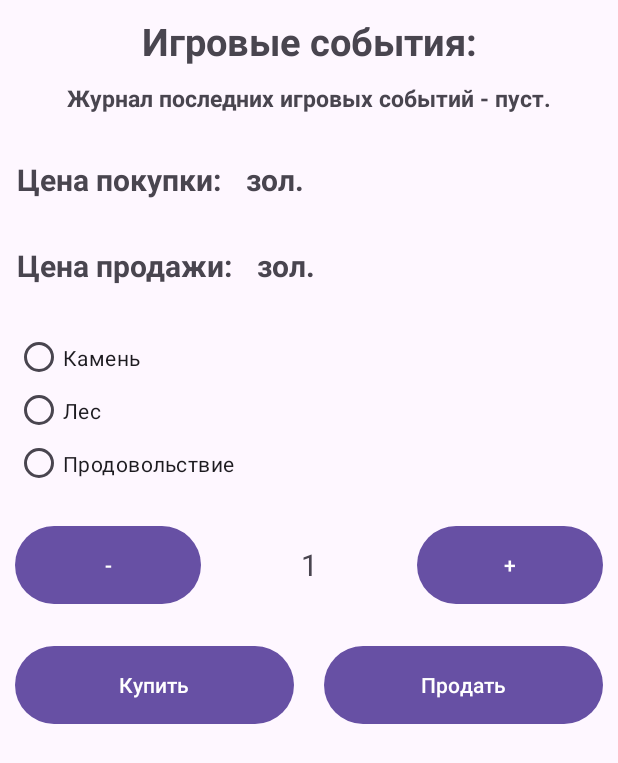
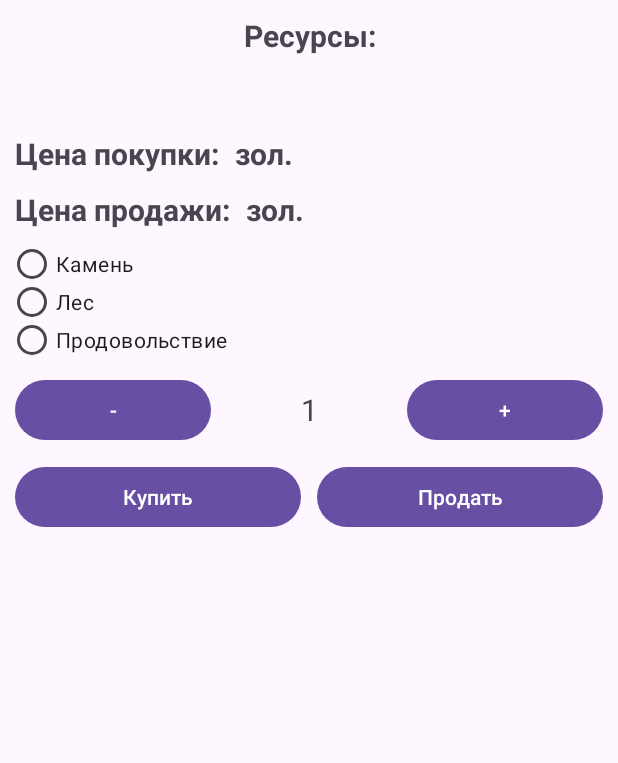
Before and after one commit to PavelRost/IBuilder, an Android app: the layout activity_exchange_resources.xml on its own in the app's theme, with its tools: preview values and no code run, on a phone screen of 412 x 824 dp. Shown: the top 763 px of the screen. Run offline under Robolectric (Android 15) with nearby library versions, the phone set to English and light mode, and no system bars.

Commit message:
add: Вывод количества ресурсов игрока при обмене, изменение верстки

```diff
--- a/app/src/main/java/com/example/ibuilder/ExchangeResourcesActivity.kt
+++ b/app/src/main/java/com/example/ibuilder/ExchangeResourcesActivity.kt
@@ -10,10 +10,10 @@ import androidx.appcompat.app.AppCompatActivity
 import com.example.ibuilder.model.indicatorsDB.ExchangeIndicators
 import com.example.ibuilder.service.ExchangeResourcesService
 import model.indicatorsDB.TypeResources
+import service.IndicatorService
 
 class ExchangeResourcesActivity : AppCompatActivity() {
 
-    private lateinit var textViewNoticeResources: TextView
     private var typeResource: TypeResources? = null
     private var quantity = 1
 
@@ -21,7 +21,7 @@ class ExchangeResourcesActivity : AppCompatActivity() {
         super.onCreate(savedInstanceState)
         setContentView(R.layout.activity_exchange_resources)
         findViewById<RadioGroup>(R.id.radios_exchange).clearCheck()
-        textViewNoticeResources = findViewById(R.id.textView_exchange_notice)
+        showCountResources()
     }
 
     fun selectTypeResources(view: View) {
@@ -74,6 +74,7 @@ class ExchangeResourcesActivity : AppCompatActivity() {
                 return
             }
             ExchangeResourcesService.buyResources(typeResource!!, quantity)
+            showCountResources()
             Toast.makeText(this, "Сделка завершена успешно!", Toast.LENGTH_SHORT).show()
         }
     }
@@ -85,8 +86,14 @@ class ExchangeResourcesActivity : AppCompatActivity() {
                 return
             }
             ExchangeResourcesService.sellResource(typeResource!!, quantity)
+            showCountResources()
             Toast.makeText(this, "Сделка завершена успешно!", Toast.LENGTH_SHORT).show()
         }
+    }
+
+    private fun showCountResources() {
+        val textViewCountResources = findViewById<TextView>(R.id.textView_exchange_count_resources)
+        textViewCountResources.text = IndicatorService.showDisplayResources()
     }
 
     private fun isInitTypeResource(view: View) : Boolean {
--- a/app/src/main/res/layout/activity_exchange_resources.xml
+++ b/app/src/main/res/layout/activity_exchange_resources.xml
@@ -13,7 +13,6 @@
         tools:context=".ExchangeResourcesActivity">
 
         <LinearLayout
-            android:id="@+id/header_exchange_notice"
             android:layout_width="match_parent"
             android:layout_height="wrap_content"
             android:layout_marginTop="10dp"
@@ -22,29 +21,27 @@
             <TextView
                 android:layout_width="match_parent"
                 android:layout_height="match_parent"
-                android:textSize="25sp"
+                android:textSize="20sp"
                 android:gravity="center"
                 android:textStyle="bold"
-                android:text="@string/header_notice"
+                android:text="@string/header_indicators_resources"
                 />
 
         </LinearLayout>
 
         <LinearLayout
-            android:id="@+id/layout_exchange_notice"
             android:layout_width="match_parent"
             android:layout_height="wrap_content"
             android:padding="10dp"
             android:orientation="horizontal">
 
             <TextView
-                android:id="@+id/textView_exchange_notice"
+                android:id="@+id/textView_exchange_count_resources"
                 android:layout_width="match_parent"
                 android:layout_height="wrap_content"
                 android:textSize="15sp"
-                android:textStyle="bold"
                 android:gravity="center_horizontal"
-                android:text="@string/textview_notice"
+                android:text=""
                 />
 
         </LinearLayout>
@@ -53,15 +50,15 @@
             android:id="@+id/layout_exchange_buy"
             android:layout_width="match_parent"
             android:layout_height="wrap_content"
-            android:layout_marginTop="20dp"
+            android:layout_marginStart="10dp"
+            android:layout_marginEnd="10dp"
+            android:layout_marginTop="10dp"
             android:orientation="horizontal">
 
             <TextView
                 android:id="@+id/textView_exchange_header_buy"
                 android:layout_width="wrap_content"
                 android:layout_height="wrap_content"
-                android:layout_marginBottom="10dp"
-                android:layout_marginStart="11dp"
                 android:text="@string/header_buy"
                 android:textSize="20sp"
                 android:textStyle="bold" />
@@ -70,8 +67,7 @@
                 android:id="@+id/textView_exchange_buy_price"
                 android:layout_width="wrap_content"
                 android:layout_height="wrap_content"
-                android:layout_marginBottom="10dp"
-                android:layout_marginStart="11dp"
+                android:layout_marginStart="5dp"
                 android:text=""
                 android:textSize="20sp"
                 android:textStyle="bold" />
@@ -79,7 +75,6 @@
             <TextView
                 android:layout_width="wrap_content"
                 android:layout_height="wrap_content"
-                android:layout_marginBottom="10dp"
                 android:layout_marginStart="5dp"
                 android:text="@string/currency"
                 android:textSize="20sp"
@@ -91,15 +86,15 @@
             android:id="@+id/layout_exchange_sell"
             android:layout_width="match_parent"
             android:layout_height="wrap_content"
-            android:layout_marginTop="20dp"
+            android:layout_marginTop="10dp"
+            android:layout_marginStart="10dp"
+            android:layout_marginEnd="10dp"
             android:orientation="horizontal">
 
             <TextView
                 android:id="@+id/textView_exchange_header_sell"
                 android:layout_width="wrap_content"
                 android:layout_height="wrap_content"
-                android:layout_marginBottom="10dp"
-                android:layout_marginStart="11dp"
                 android:text="@string/header_cell"
                 android:textSize="20sp"
                 android:textStyle="bold" />
@@ -108,8 +103,7 @@
                 android:id="@+id/textView_exchange_sell_price"
                 android:layout_width="wrap_content"
                 android:layout_height="wrap_content"
-                android:layout_marginBottom="10dp"
-                android:layout_marginStart="11dp"
+                android:layout_marginStart="5dp"
                 android:text=""
                 android:textSize="20sp"
                 android:textStyle="bold" />
@@ -117,7 +111,6 @@
             <TextView
                 android:layout_width="wrap_content"
                 android:layout_height="wrap_content"
-                android:layout_marginBottom="10dp"
                 android:layout_marginStart="5dp"
                 android:text="@string/currency"
                 android:textSize="20sp"
@@ -130,7 +123,7 @@
             android:layout_width="match_parent"
             android:layout_height="wrap_content"
             android:layout_marginTop="10dp"
-            android:padding="10dp"
+            android:layout_marginStart="5dp"
             android:orientation="vertical">
 
             <RadioGroup
@@ -139,23 +132,23 @@
                 android:layout_height="wrap_content"
                 android:orientation="vertical"
                 app:layout_constraintLeft_toLeftOf="parent"
-                app:layout_constraintTop_toBottomOf="@+id/layout_notice_building">
+                app:layout_constraintTop_toBottomOf="parent">
 
                 <RadioButton android:id="@+id/radiobutton_exchange_stone"
                     android:layout_width="match_parent"
-                    android:layout_height="35dp"
+                    android:layout_height="25dp"
                     android:onClick="selectTypeResources"
                     android:text="@string/resource_stone" />
 
                 <RadioButton android:id="@+id/radiobutton_exchange_wood"
                     android:layout_width="match_parent"
-                    android:layout_height="35dp"
+                    android:layout_height="25dp"
                     android:onClick="selectTypeResources"
                     android:text="@string/resource_wood" />
 
                 <RadioButton android:id="@+id/radiobutton_exchange_food"
                     android:layout_width="match_parent"
-                    android:layout_height="35dp"
+                    android:layout_height="25dp"
                     android:onClick="selectTypeResources"
                     android:text="@string/resource_food" />
 
@@ -167,21 +160,23 @@
             android:id="@+id/layout_exchange_quantity"
             android:layout_width="match_parent"
             android:layout_height="wrap_content"
+            android:layout_marginTop="10dp"
+            android:layout_marginStart="10dp"
+            android:layout_marginEnd="10dp"
             android:orientation="horizontal">
 
             <Button
                 android:id="@+id/button_exchange_decrement_quantity"
                 android:layout_width="0dp"
-                android:layout_height="60dp"
+                android:layout_height="wrap_content"
                 android:layout_weight="1"
-                android:layout_margin="10dp"
                 android:onClick="decrementQuantity"
                 android:text="-" />
 
             <TextView
                 android:id="@+id/textView_exchange_quantity"
                 android:layout_width="0dp"
-                android:layout_height="30dp"
+                android:layout_height="wrap_content"
                 android:layout_weight="1"
                 android:layout_gravity="center_vertical"
                 android:gravity="center"
@@ -192,9 +187,8 @@
             <Button
                 android:id="@+id/button_exchange_increment_quantity"
                 android:layout_width="0dp"
-                android:layout_height="60dp"
+                android:layout_height="wrap_content"
                 android:layout_weight="1"
-                android:layout_margin="10dp"
                 android:onClick="incrementQuantity"
                 android:text="+" />
 
@@ -204,23 +198,26 @@
             android:id="@+id/layout_exchange_buttons_resources"
             android:layout_width="match_parent"
             android:layout_height="wrap_content"
+            android:layout_marginTop="10dp"
+            android:layout_marginStart="10dp"
+            android:layout_marginEnd="10dp"
             android:orientation="horizontal">
 
             <Button
                 android:id="@+id/button_exchange_buy_resources"
                 android:layout_width="0dp"
-                android:layout_height="60dp"
+                android:layout_height="wrap_content"
+                android:layout_marginEnd="5dp"
                 android:layout_weight="1"
-                android:layout_margin="10dp"
                 android:onClick="buyResources"
                 android:text="@string/button_buy_resources" />
 
             <Button
                 android:id="@+id/button_exchange_sell_resources"
                 android:layout_width="0dp"
-                android:layout_height="60dp"
+                android:layout_height="wrap_content"
+                android:layout_marginStart="5dp"
                 android:layout_weight="1"
-                android:layout_margin="10dp"
                 android:onClick="sellResources"
                 android:text="@string/button_sell_resources" />
 
```
